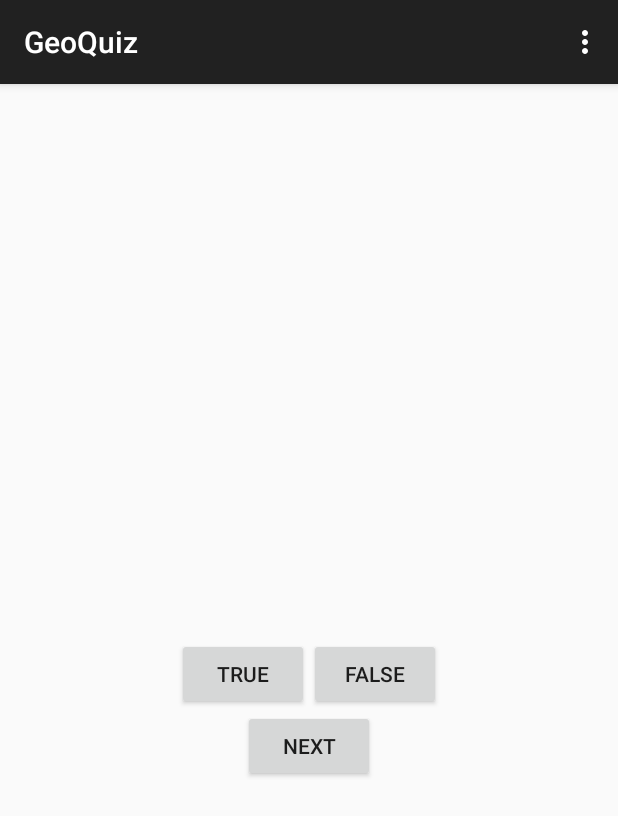
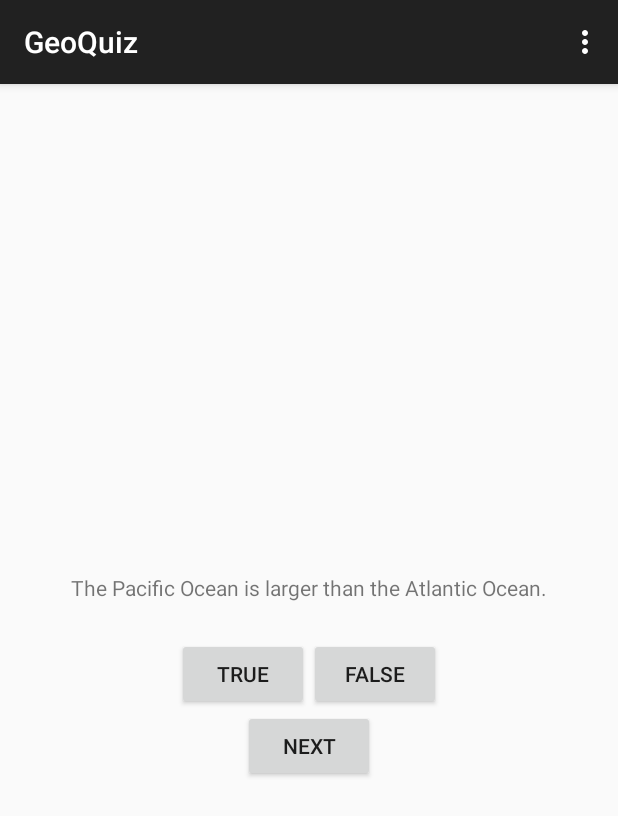
Before and after one commit to Ayman250/GeoQuiz, an Android app: the screen it shows after launch (QuizActivity), after a tap on "FALSE", on a phone screen of 412 x 824 dp. Shown: the top 816 px of the screen. Run offline under Robolectric (Android 15) with nearby library versions, the phone set to English and light mode, and no system bars.

Commit message:
Finished page 46

```diff
--- a/app/src/main/java/com/ayman/geoquiz/geoquiz/QuizActivity.java
+++ b/app/src/main/java/com/ayman/geoquiz/geoquiz/QuizActivity.java
@@ -6,6 +6,7 @@ import android.view.Menu;
 import android.view.MenuItem;
 import android.view.View;
 import android.widget.Button;
+import android.widget.TextView;
 import android.widget.Toast;
 
 
@@ -13,30 +14,71 @@ public class QuizActivity extends AppCompatActivity {
 
     private Button mTrueButton;
     private Button mFalseButton;
+    private Button mNextButton;
+    private TextView mQuestionTextView;
+
+    private Question[] mQuestionBank = new Question[]{
+            new Question(R.string.question_oceans, true),
+            new Question(R.string.question_mideast, false),
+            new Question(R.string.question_africa, false),
+            new Question(R.string.question_americas, true),
+            new Question(R.string.question_asia, true)
+    };
+
+    private int mCurrentIndex = 0;
+
+    private void updateQuestion() {
+        int question = mQuestionBank[mCurrentIndex].getTextResId();
+        mQuestionTextView.setText(question);
+    }
+
+    private void checkAnswer(boolean userPressedTrue) {
+        boolean answerIsTrue = mQuestionBank[mCurrentIndex].isAnswerTrue();
+
+        int messageResId = 0;
+
+        if (userPressedTrue == answerIsTrue) {
+            messageResId = R.string.correct_toast;
+        } else {
+            messageResId = R.string.incorrect_toast;
+        }
+
+        Toast.makeText(this, messageResId, Toast.LENGTH_SHORT)
+                .show();
+    }
 
     @Override
     protected void onCreate(Bundle savedInstanceState) {
         super.onCreate(savedInstanceState);
         setContentView(R.layout.activity_quiz);
 
+        mQuestionTextView = (TextView) findViewById(R.id.question_text_view);
+
         mTrueButton = (Button) findViewById(R.id.true_button);
         mTrueButton.setOnClickListener(new View.OnClickListener() {
             @Override
             public void onClick(View v) {
-                Toast.makeText(QuizActivity.this,
-                        R.string.incorrect_toast,
-                        Toast.LENGTH_SHORT).show();
+                checkAnswer(true);
             }
         });
         mFalseButton = (Button) findViewById(R.id.false_button);
         mFalseButton.setOnClickListener(new View.OnClickListener() {
             @Override
             public void onClick(View view) {
-                Toast.makeText(QuizActivity.this,
-                        R.string.correct_toast,
-                        Toast.LENGTH_SHORT).show();
+                checkAnswer(false);
             }
         });
+        mNextButton = (Button) findViewById(R.id.next_button);
+        mNextButton.setOnClickListener(new View.OnClickListener() {
+            @Override
+            public void onClick(View v) {
+                mCurrentIndex = (mCurrentIndex + 1) % mQuestionBank.length;
+                updateQuestion();
+
+            }
+        });
+
+        updateQuestion();
 
     }
 
--- a/app/src/main/res/values/strings.xml
+++ b/app/src/main/res/values/strings.xml
@@ -6,4 +6,13 @@
     <string name="incorrect_toast">Incorrect</string>
     <string name="next_button">Next</string>
     <string name="action_settings">Settings</string>
+    <string name="question_oceans">The Pacific Ocean is larger than
+        the Atlantic Ocean.</string>
+    <string name="question_mideast">The Suez Canal connects the Red Sea
+        and the Indian Ocean.</string>
+    <string name="question_africa">The source of the Nile River is in Egypt.</string>
+    <string name="question_americas">The Amazon River is the longest river
+        in the Americas.</string>
+    <string name="question_asia">Lake Baikal is the world\'s oldest and deepest
+        freshwater lake.</string>
 </resources>
```
Also changed, not shown: 2 other files.
